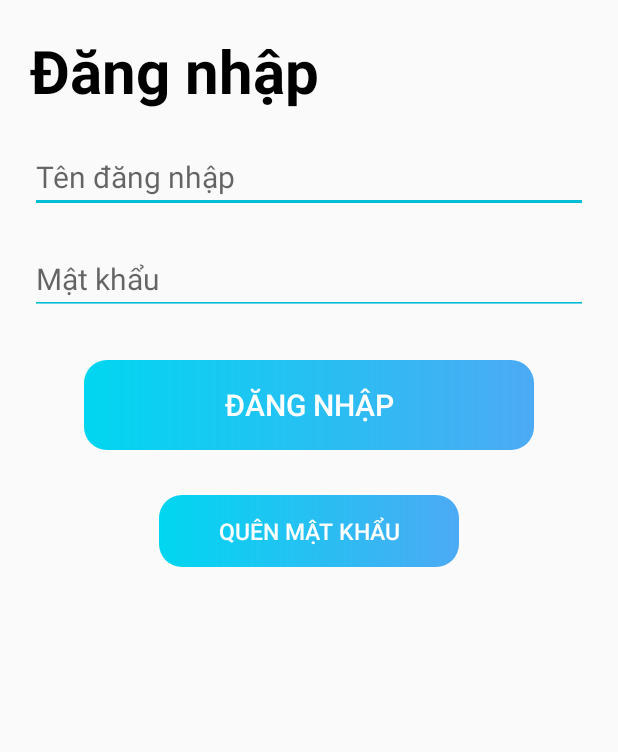
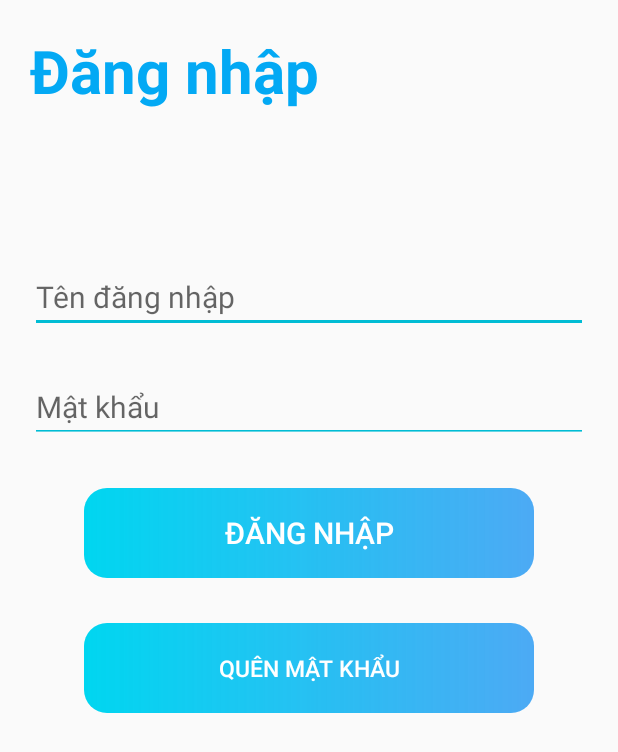
Before and after one commit to eouen12/do-an-LT-Android, an Android app: the DangNhap_Activity screen opened directly, with no data from a screen before it, on a phone screen of 412 x 824 dp. Shown: the top 752 px of the screen. Run offline under Robolectric (Android 15) with nearby library versions, the phone set to English and light mode, and no system bars.

Commit message:
Load data Linh Vuc

```diff
--- a/App Quiz Me/app/src/main/res/layout/activity_credit.xml
+++ b/App Quiz Me/app/src/main/res/layout/activity_credit.xml
@@ -15,7 +15,7 @@
         android:layout_marginStart="20dp"
         android:layout_marginTop="10dp"
         android:text="Mua Credit "
-        android:textColor="#f0000000"
+        android:textColor="#03a9f4"
         android:textSize="40dp"
         android:textStyle="bold"
         app:layout_constraintStart_toStartOf="parent"
--- a/App Quiz Me/app/src/main/res/layout/activity_dangky.xml
+++ b/App Quiz Me/app/src/main/res/layout/activity_dangky.xml
@@ -14,7 +14,7 @@
         android:layout_marginStart="20dp"
         android:layout_marginTop="20dp"
         android:text="Đăng ký"
-        android:textColor="#000000"
+        android:textColor="#03a9f4"
         android:textSize="40sp"
         android:textStyle="bold"
         app:layout_constraintStart_toStartOf="parent"
@@ -25,7 +25,7 @@
         android:layout_width="match_parent"
         android:layout_height="wrap_content"
         android:layout_marginStart="20dp"
-        android:layout_marginTop="32dp"
+        android:layout_marginTop="40dp"
         android:layout_marginEnd="20dp"
         android:backgroundTint="#00BCD4"
         android:hint="Tên đăng nhập"
@@ -100,7 +100,7 @@
     <Button
         android:id="@+id/dangKy_dangky_button"
         android:layout_width="300dp"
-        android:layout_height="wrap_content"
+        android:layout_height="60dp"
         android:layout_centerHorizontal="true"
         android:layout_centerVertical="true"
         android:layout_marginStart="80dp"
--- a/App Quiz Me/app/src/main/res/layout/activity_dangnhap.xml
+++ b/App Quiz Me/app/src/main/res/layout/activity_dangnhap.xml
@@ -14,7 +14,7 @@
         android:layout_marginStart="20dp"
         android:layout_marginTop="20dp"
         android:text="Đăng nhập"
-        android:textColor="#000000"
+        android:textColor="#03a9f4"
         android:textSize="40sp"
         android:textStyle="bold"
         app:layout_constraintStart_toStartOf="parent"
@@ -25,7 +25,7 @@
         android:layout_width="match_parent"
         android:layout_height="wrap_content"
         android:layout_marginStart="20dp"
-        android:layout_marginTop="20dp"
+        android:layout_marginTop="100dp"
         android:layout_marginEnd="20dp"
         android:backgroundTint="#00BCD4"
         android:hint="Tên đăng nhập"
@@ -40,7 +40,7 @@
         android:layout_width="match_parent"
         android:layout_height="wrap_content"
         android:layout_marginStart="20dp"
-        android:layout_marginTop="20dp"
+        android:layout_marginTop="25dp"
         android:layout_marginEnd="20dp"
         android:backgroundTint="#00BCD4"
         android:hint="Mật khẩu"
@@ -70,8 +70,8 @@
 
     <Button
         android:id="@+id/quenmatkhau_dangnhap_button"
-        android:layout_width="200dp"
-        android:layout_height="wrap_content"
+        android:layout_width="300dp"
+        android:layout_height="60dp"
         android:layout_centerHorizontal="true"
         android:layout_centerVertical="true"
         android:layout_marginStart="100dp"
--- a/App Quiz Me/app/src/main/res/layout/activity_laylaimatkhau.xml
+++ b/App Quiz Me/app/src/main/res/layout/activity_laylaimatkhau.xml
@@ -14,7 +14,7 @@
         android:layout_marginStart="20dp"
         android:layout_marginTop="20dp"
         android:text="Lấy lại mật khẩu"
-        android:textColor="#000000"
+        android:textColor="#03a9f4"
         android:textSize="40sp"
         android:textStyle="bold"
         app:layout_constraintStart_toStartOf="parent"
@@ -92,7 +92,7 @@
         android:background="@drawable/custom_button"
         android:text="Lấy lại mật khẩu"
         android:textColor="@color/color_Text_White"
-        android:textSize="30sp"
+        android:textSize="20sp"
         app:layout_constraintEnd_toEndOf="parent"
         app:layout_constraintHorizontal_bias="0.454"
         app:layout_constraintStart_toStartOf="parent"
--- a/App Quiz Me/app/src/main/res/layout/activity_lich_su_choi.xml
+++ b/App Quiz Me/app/src/main/res/layout/activity_lich_su_choi.xml
@@ -13,7 +13,7 @@
         android:layout_marginStart="20dp"
         android:layout_marginTop="10dp"
         android:text="Lịch sử chơi"
-        android:textColor="#f0000000"
+        android:textColor="#03a9f4"
         android:textSize="40dp"
         android:textStyle="bold"
         app:layout_constraintStart_toStartOf="parent"
@@ -37,7 +37,6 @@
         android:layout_height="wrap_content"
         android:layout_marginStart="20dp"
         android:layout_marginTop="20dp"
-        android:enabled="true"
         android:onClick="launchActivityRanking"
         android:text="Ranking"
         android:textColor="#000"
@@ -60,6 +59,7 @@
         android:textColor="#000000"
         android:textSize="18sp"
         android:textStyle="bold"
+
         app:layout_constraintStart_toEndOf="@+id/ranking_lichsuchoi_button"
         app:layout_constraintTop_toBottomOf="@+id/title_lichsuchoi_textview" />
 
@@ -70,7 +70,7 @@
         android:layout_marginTop="80dp"
         android:layout_marginEnd="46dp"
         android:text="Lịch sử chơi"
-        android:textColor="#03A9F4"
+        android:textColor="#9903A9F4"
         android:textSize="24sp"
         android:textStyle="bold"
         app:layout_constraintBottom_toTopOf="@+id/rcv_lichsuchoi"
--- a/App Quiz Me/app/src/main/res/layout/activity_linhvuc.xml
+++ b/App Quiz Me/app/src/main/res/layout/activity_linhvuc.xml
@@ -14,7 +14,7 @@
         android:layout_marginStart="10dp"
         android:layout_marginTop="20dp"
         android:text="Chọn lĩnh vực "
-        android:textColor="#f0000000"
+        android:textColor="#03a9f4"
         android:textSize="40dp"
         android:textStyle="bold"
         app:layout_constraintStart_toStartOf="parent"
--- a/App Quiz Me/app/src/main/res/layout/activity_menu.xml
+++ b/App Quiz Me/app/src/main/res/layout/activity_menu.xml
@@ -14,7 +14,7 @@
         android:layout_marginStart="20dp"
         android:layout_marginTop="10dp"
         android:text="Menu"
-        android:textColor="#f0000000"
+        android:textColor="#03a9f4"
         android:textSize="40dp"
         android:textStyle="bold"
         app:layout_constraintStart_toStartOf="parent"
--- a/App Quiz Me/app/src/main/res/layout/activity_profile.xml
+++ b/App Quiz Me/app/src/main/res/layout/activity_profile.xml
@@ -135,7 +135,7 @@
         android:layout_width="wrap_content"
         android:layout_height="wrap_content"
         android:layout_marginTop="20dp"
-        android:text="Nữ"
+        android:text="Nam"
         android:textColor="#000000"
         android:textSize="15sp"
         app:layout_constraintStart_toStartOf="@+id/matkhau_profile_textview"
@@ -146,7 +146,7 @@
         android:layout_width="wrap_content"
         android:layout_height="wrap_content"
         android:layout_marginTop="20dp"
-        android:text="nhathuy@nhgau"
+        android:text="trienchi@nhgau"
         android:textColor="#000000"
         android:textSize="15sp"
         app:layout_constraintStart_toStartOf="@+id/tennguoichoi_profile_edittext"
--- a/App Quiz Me/app/src/main/res/layout/activity_thu_thach.xml
+++ b/App Quiz Me/app/src/main/res/layout/activity_thu_thach.xml
@@ -16,7 +16,7 @@
         android:layout_marginStart="20dp"
         android:layout_marginTop="10dp"
         android:text="Thử thách "
-        android:textColor="#f0000000"
+        android:textColor="#03a9f4"
         android:textSize="40dp"
         android:textStyle="bold"
         app:layout_constraintStart_toStartOf="parent"
--- a/App Quiz Me/app/src/main/res/values/strings.xml
+++ b/App Quiz Me/app/src/main/res/values/strings.xml
@@ -1,5 +1,5 @@
 <resources>
     <string name="app_name">Quiz Me</string>
-    <string name="tennguoichoi_proffle">Nguyễn Thái Nhật Huy</string>
+    <string name="tennguoichoi_proffle">Trần Triển Chí</string>
     <string name="title_activity_test">TestActivity</string>
 </resources>
```
Also changed, not shown: App Quiz Me/app/src/main/res/layout/activity_main.xml (+5 -4 lines), App Quiz Me/app/src/main/res/layout/activity_rank.xml (+5 -5 lines).
